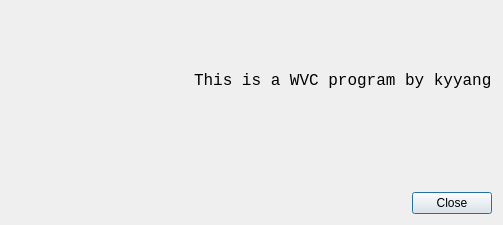
kyyang28/wifiVehicleClient, file aboutdialog.ui: the form before one commit.
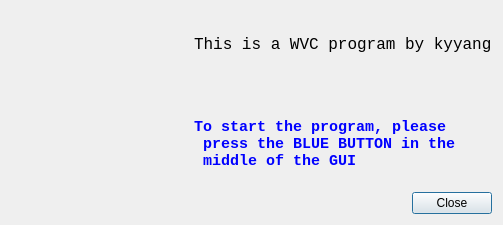
The form after the commit.

Diff of the .ui file:
```diff
--- a/aboutdialog.ui
+++ b/aboutdialog.ui
@@ -28,11 +28,11 @@
   <property name="modal">
    <bool>true</bool>
   </property>
-  <layout class="QHBoxLayout" name="horizontalLayout_3">
+  <layout class="QVBoxLayout" name="verticalLayout_3">
    <item>
-    <layout class="QVBoxLayout" name="verticalLayout">
+    <layout class="QVBoxLayout" name="verticalLayout_2">
      <item>
-      <layout class="QHBoxLayout" name="horizontalLayout">
+      <layout class="QHBoxLayout" name="horizontalLayout_2">
        <item>
         <widget class="QLabel" name="label">
          <property name="font">
@@ -47,6 +47,8 @@
         </widget>
        </item>
        <item>
+        <layout class="QVBoxLayout" name="verticalLayout">
+         <item>
         <widget class="QLabel" name="label_2">
          <property name="font">
           <font>
@@ -56,15 +58,70 @@
          </property>
          <property name="text">
           <string>This is a WVC program by kyyang
-
 &lt;charlesyang28@gmail.com&gt;</string>
          </property>
         </widget>
        </item>
-      </layout>
-     </item>
+         <item>
+          <widget class="QLabel" name="label_3">
+           <property name="palette">
+            <palette>
+             <active>
+              <colorrole role="WindowText">
+               <brush brushstyle="SolidPattern">
+                <color alpha="255">
+                 <red>0</red>
+                 <green>0</green>
+                 <blue>255</blue>
+                </color>
+               </brush>
+              </colorrole>
+             </active>
+             <inactive>
+              <colorrole role="WindowText">
+               <brush brushstyle="SolidPattern">
+                <color alpha="255">
+                 <red>0</red>
+                 <green>0</green>
+                 <blue>255</blue>
+                </color>
+               </brush>
+              </colorrole>
+             </inactive>
+             <disabled>
+              <colorrole role="WindowText">
+               <brush brushstyle="SolidPattern">
+                <color alpha="255">
+                 <red>120</red>
+                 <green>120</green>
+                 <blue>120</blue>
+                </color>
+               </brush>
+              </colorrole>
+             </disabled>
+            </palette>
+           </property>
+           <property name="font">
+            <font>
+             <family>Consolas</family>
+             <pointsize>11</pointsize>
+             <weight>75</weight>
+             <bold>true</bold>
+            </font>
+           </property>
+           <property name="text">
+            <string>To start the program, please
+ press the BLUE BUTTON in the
+ middle of the GUI</string>
+           </property>
+          </widget>
+         </item>
+        </layout>
+       </item>
+      </layout>
+     </item>
      <item>
-      <layout class="QHBoxLayout" name="horizontalLayout_2">
+      <layout class="QHBoxLayout" name="horizontalLayout">
        <item>
         <spacer name="horizontalSpacer">
          <property name="orientation">
```
Lines whose indentation alone changed are shown as unchanged.
